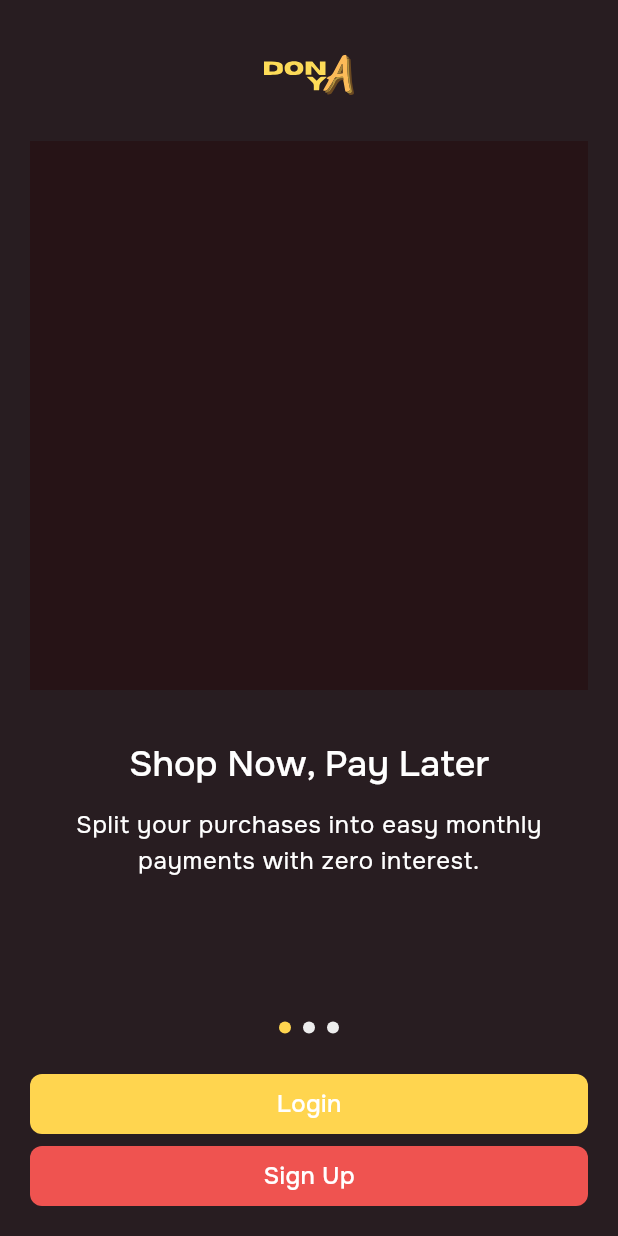
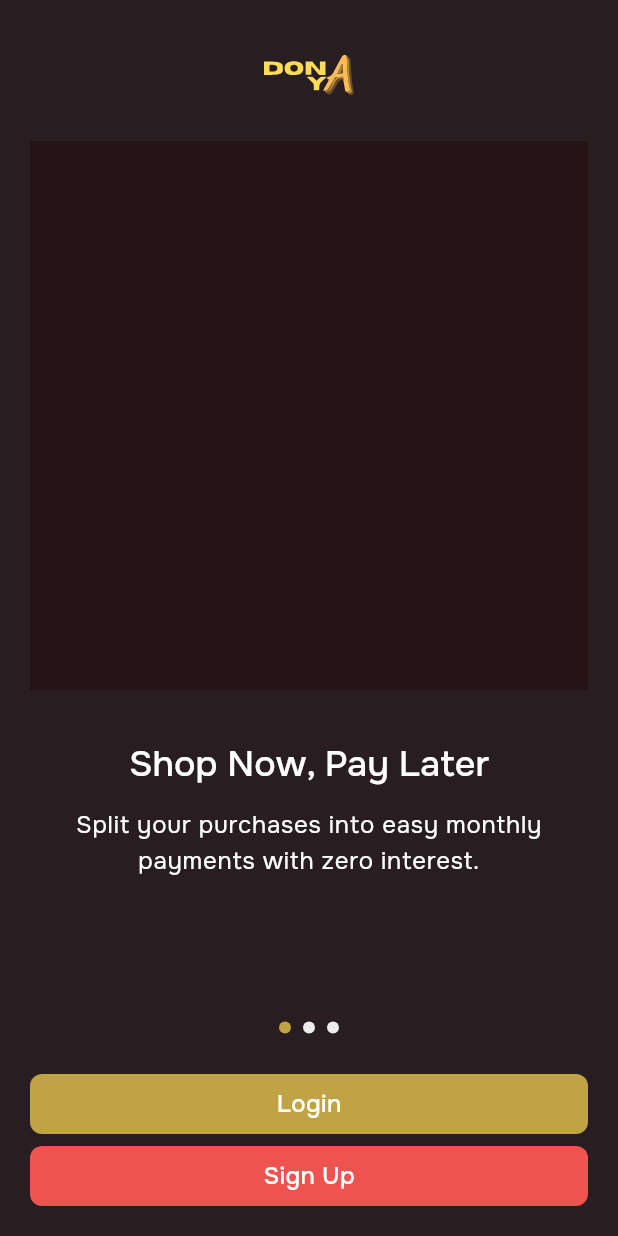
Before and after one commit to 4dominic888/DonaYa-client, a Flutter app: the screen it shows after launch, on a phone screen of 412 x 824 dp. Run offline on Flutter 3.47's test engine with Material 3 defaults, Android fonts, the light colour scheme and no system bars; drawn by our look-alikes of auto_size_text, smooth_page_indicator; our stand-ins replace bloc, easy_debounce, equatable, flutter_bloc, flutter_svg, font_awesome_flutter and 3 more; missing offline and left inert: const_date_time; accounts and stored records are empty.

Commit message:
feat: Fixing colors

```diff
--- a/lib/core/shared/main_button.dart
+++ b/lib/core/shared/main_button.dart
@@ -25,7 +25,7 @@ class _MainButtonState extends State<MainButton> {
       textStyle: TextStyle(
         fontSize: 14,
         fontWeight: FontWeight.bold,
-        color: Theme.of(context).colorScheme.onPrimaryContainer,
+        color: Theme.of(context).colorScheme.onPrimary,
       ),
       elevation: 0,
       borderRadius: BorderRadius.circular(8),
--- a/lib/themes/app_color.dart
+++ b/lib/themes/app_color.dart
@@ -51,7 +51,7 @@ class DonaYaColorsDark {
   DonaYaColorsDark._();
 
   //* Brand Colors
-  static const primary = Color(0xFFFFD54F);
+  static const primary = Color(0xFFC0A342);
   static const secondary = Color(0xFFEF5350);
   static const tertiary = Color(0xFFEE8B60);
   static const alternate = Color(0xFF262D34);
```
